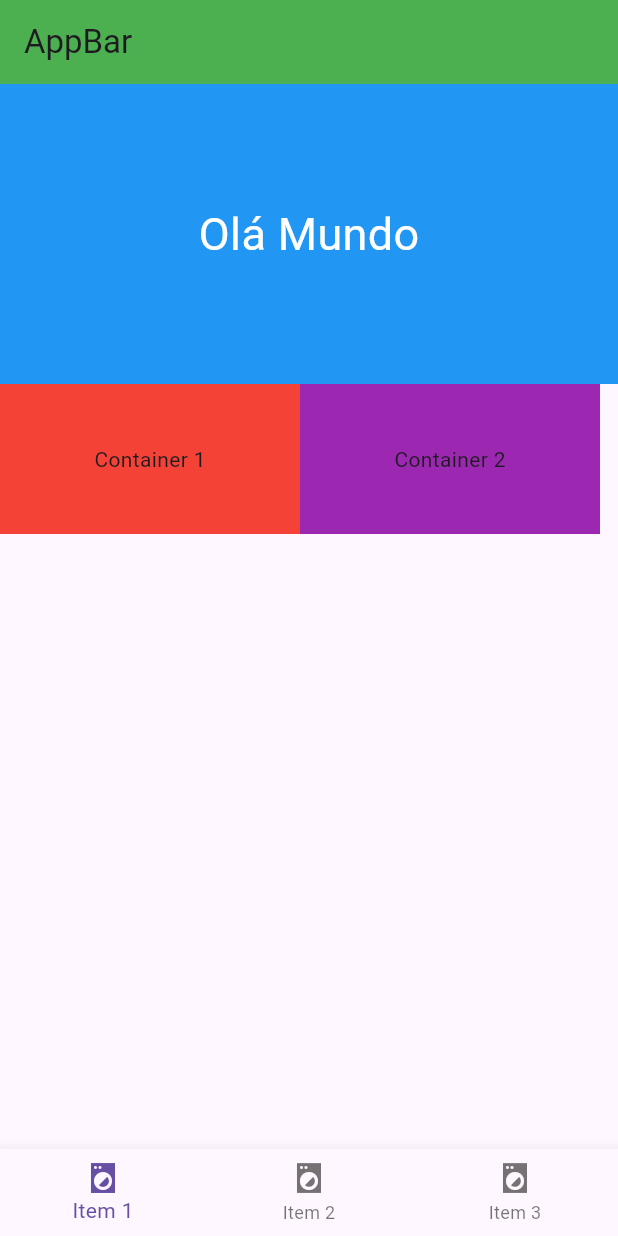
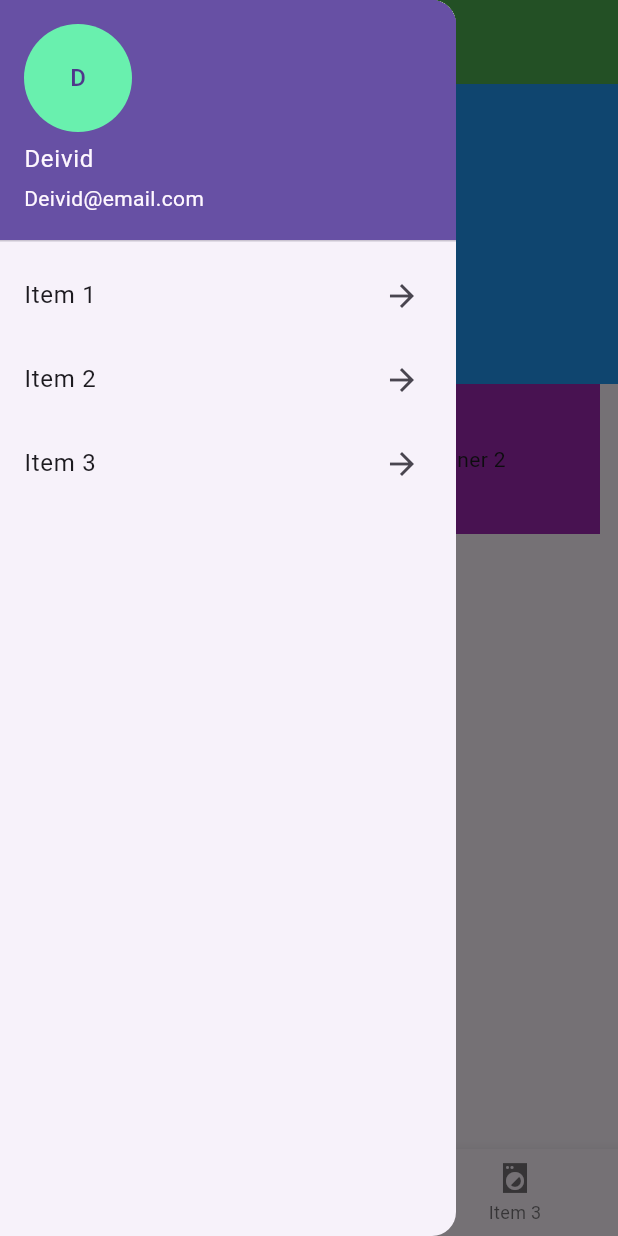
Before and after one commit to SANTOSTAVARES/curso_flutter, a Flutter app: the screen it shows after launch, with the side drawer open (before the commit the screen has no drawer), on a phone screen of 412 x 824 dp. Run offline on Flutter 3.47's test engine with Material 3 defaults, Android fonts, the phone set to English and light mode, and no system bars.

Commit message:
Menu sanduíche - barra lateral

```diff
--- a/lib/pages/home_page.dart
+++ b/lib/pages/home_page.dart
@@ -28,6 +28,44 @@ class _HomePageState extends State<HomePage> {
     return Scaffold(
       appBar: AppBar(
         title: const Text('AppBar'),
+      ),
+      drawer: Drawer(
+        child: ListView(
+          children: [
+            UserAccountsDrawerHeader(
+              accountName: Text('Deivid'),
+              accountEmail: Text('Deivid@email.com'),
+              currentAccountPicture: CircleAvatar(
+                backgroundColor: Colors.greenAccent,
+                child: Text('D'),
+              ),
+              ),
+            ListTile(
+              title: Text('Item 1'),
+              trailing: Icon(Icons.arrow_forward),
+              onTap: () {
+                _pageController.jumpToPage(0);
+                Navigator.pop(context);
+              },
+            ),
+            ListTile(
+              title: Text('Item 2'),
+              trailing: Icon(Icons.arrow_forward),
+              onTap: () {
+                _pageController.jumpToPage(1);
+                Navigator.pop(context);
+              },
+            ),
+            ListTile(
+              title: Text('Item 3'),
+              trailing: Icon(Icons.arrow_forward),
+              onTap: () {
+                _pageController.jumpToPage(2);
+                Navigator.pop(context);
+              },
+            ),
+          ],
+        ),
       ),
       body: PageView(
         controller: _pageController,
```
